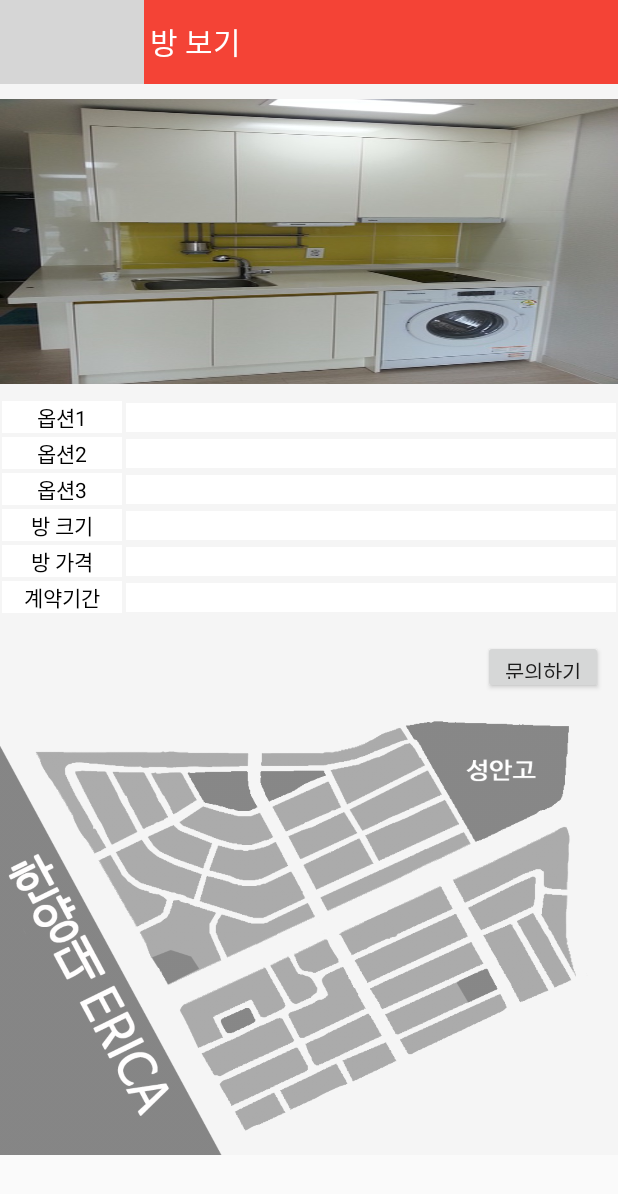
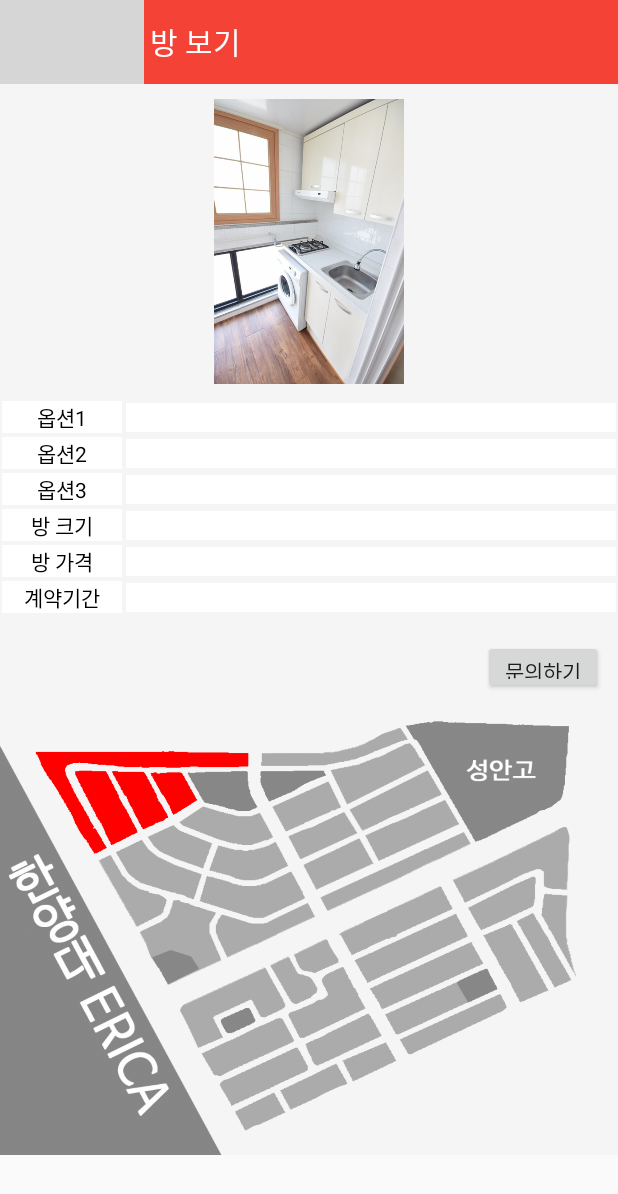
Before and after one commit to Sabang/Palbang, an Android app: the RoomActivity screen opened directly, with no data from a screen before it, on a phone screen of 412 x 824 dp. Shown: the top 1194 px of the screen. Run offline under Robolectric (Android 15) with nearby library versions, the light colour scheme and no system bars; network calls fail; 2 statements that could not run were skipped; grey boxes are pictures that could not be loaded.

Commit message:
youngmin change(RoomActivity)

```diff
--- a/app/src/main/java/com/sabang/sp/RoomActivity.java
+++ b/app/src/main/java/com/sabang/sp/RoomActivity.java
@@ -3,28 +3,36 @@ package com.sabang.sp;
 import android.content.Intent;
 import android.graphics.Color;
 import android.os.Bundle;
+import android.support.v4.view.PagerAdapter;
+import android.support.v4.view.ViewPager;
 import android.support.v7.app.AppCompatActivity;
 import android.support.v7.widget.Toolbar;
-import android.view.Gravity;
 import android.view.MotionEvent;
 import android.view.View;
 import android.view.View.OnClickListener;
-import android.view.animation.AnimationUtils;
+import android.view.ViewGroup;
 import android.widget.Button;
 import android.widget.ImageView;
 import android.widget.TextView;
-import android.widget.Toast;
-import android.widget.ViewFlipper;
 
 import java.io.Serializable;
 
 public class RoomActivity extends AppCompatActivity implements View.OnTouchListener, OnClickListener {
-    ViewFlipper flipper;
     ImageView mapimageview;
     float xAtDown;
     float xAtUp;
     Button listbtn;
-    /** Called when the activity is first created. */
+    int location;
+
+
+    public int[] mRes = new int[] {
+            R.drawable.room1, R.drawable.room2, R.drawable.room3, R.drawable.room4
+
+
+    };
+    /**
+     * Called when the activity is first created.
+     */
     @Override
     public void onCreate(Bundle savedInstanceState) {
         super.onCreate(savedInstanceState);
@@ -32,15 +40,12 @@ public class RoomActivity extends AppCompatActivity implements View.OnTouchListe
         Toolbar toolbar = (Toolbar) findViewById(R.id.toolbar);
         setSupportActionBar(toolbar);
         mapimageview = (ImageView) findViewById(R.id.mapimageview);
-        flipper = (ViewFlipper) findViewById(R.id.viewFlipper);
-        flipper.setOnTouchListener(this);
+
+        ViewPager viewPager = (ViewPager) findViewById(R.id.pager);
+        ImageAdapter adapter2 = new ImageAdapter();
+        viewPager.setAdapter(adapter2);
+
         mapimageview.setScaleType(ImageView.ScaleType.FIT_XY);
-        // ViewFlipper에 동적으로 child view 추가
-        //  TextView tv = new TextView(this)
-        // tv.setText("View 4\nDynamically added");
-        // tv.setTextColor(Color.CYAN);
-        // flipper.addView(tv);
-
 
         toolbar.setNavigationIcon(R.drawable.abc_ic_ab_back_mtrl_am_alpha);
         toolbar.setNavigationOnClickListener(new View.OnClickListener() {
@@ -55,75 +60,72 @@ public class RoomActivity extends AppCompatActivity implements View.OnTouchListe
 
         Serializable temp = (Serializable) intent.getSerializableExtra("roomItem");
 
-        RoomListviewitem room = (RoomListviewitem)temp;
+        RoomListviewitem room = (RoomListviewitem) temp;
 
-        String str = ""+((RoomListviewitem) temp).monthly;
-        Toast toast = Toast.makeText(getApplicationContext(),
-                str, Toast.LENGTH_SHORT);
-        toast.setGravity(Gravity.CENTER, 0, 0);
-        toast.show();
+        location = ((RoomListviewitem) temp).area;
+        String price = "" + ((RoomListviewitem) temp).security+"/"+ ((RoomListviewitem) temp).monthly;
 
-
-        TextView roomPrice = (TextView)findViewById(R.id.room_price);
-        roomPrice.setText(str);
-
-}
+        changeimage(location);
+        TextView roomPrice = (TextView) findViewById(R.id.room_price);
+        roomPrice.setText(price);
+    }
 
     // View.OnTouchListener의 abstract method
     // flipper 터지 이벤트 리스너
+    class ImageAdapter extends PagerAdapter {
+
+        @Override
+        public int getCount() {
+            return mRes.length;
+        }
+
+        @Override
+        public boolean isViewFromObject(View view, Object object) {
+            return view == ((ImageView) object);
+        }
+
+        @Override
+        public Object instantiateItem(ViewGroup container, int position) {
+            ImageView imageView = new ImageView(getApplicationContext());
+            imageView.setImageResource(mRes[position]);
+            ((ViewPager) container).addView(imageView, 0);
+            return imageView;
+        }
+
+        @Override
+        public void destroyItem(ViewGroup container, int position, Object object) {
+            ((ViewPager) container).removeView((ImageView) object);
+        }
+    }
     @Override
     public boolean onTouch(View v, MotionEvent event) {
         // 터치 이벤트가 일어난 뷰가 ViewFlipper가 아니면 return
-        if(v != flipper) return false;
-        if(event.getAction() == MotionEvent.ACTION_DOWN) {
-            xAtDown = event.getX(); // 터치 시작지점 x좌표 저장
-        }
-        else if(event.getAction() == MotionEvent.ACTION_UP){
-            xAtUp = event.getX();   // 터치 끝난지점 x좌표 저장
-            if( xAtUp < xAtDown ) {
-                // 왼쪽 방향 에니메이션 지정
-                flipper.setInAnimation(AnimationUtils.loadAnimation(this,
-                        R.anim.push_left_in));
-                flipper.setOutAnimation(AnimationUtils.loadAnimation(this,
-                        R.anim.push_left_out));
-                // 다음 view 보여줌
-                flipper.showNext();
-            }
-            else if (xAtUp > xAtDown){
-                // 오른쪽 방향 에니메이션 지정
-                flipper.setInAnimation(AnimationUtils.loadAnimation(this,
-                        R.anim.push_right_in));
-                flipper.setOutAnimation(AnimationUtils.loadAnimation(this,
-                        R.anim.push_right_out));
-                // 전 view 보여줌
-                flipper.showPrevious();
-            }
-        }
         return true;
     }
-/*    public void changeimage(){
-            int i = 5;
-            switch(i){
-                case 1:
-                    mapimageview.setImageResource(R.drawable.first_zone_map.png);
-                    break;
-                case 2:
-                    mapimageview.setImageResource(R.drawable.second_zone_map.png);
-                    break;
-                case 3:
-                    mapimageview.setImageResource(R.drawable.third_zone_map.png);
-                    break;
-                case 4:
-                    mapimageview.setImageResource(R.drawable.fourth_zone_map.png);
-                    break;
-                case 5:
-                    mapimageview.setImageResource(R.drawable.fifth_zone_map.png);
-                    break;
-                case 6:
-                    mapimageview.setImageResource(R.drawable.sixth_zone_map.png);
-                    break;
-            }
-        }*/
+
+    public void changeimage(int x) {
+        switch (x) {
+            case 0:
+                mapimageview.setImageResource(R.drawable.first_zone_map);
+                break;
+            case 1:
+                mapimageview.setImageResource(R.drawable.second_zone_map);
+                break;
+            case 2:
+                mapimageview.setImageResource(R.drawable.third_zone_map);
+                break;
+            case 3:
+                mapimageview.setImageResource(R.drawable.fourth_zone_map);
+                break;
+            case 4:
+                mapimageview.setImageResource(R.drawable.fifth_zone_map);
+                break;
+            case 5:
+                mapimageview.setImageResource(R.drawable.sixth_zone_map);
+                break;
+        }
+    }
+
     @Override
     public void onClick(View v) {
         Intent intent = new Intent(this, MainActivity.class);
--- a/app/src/main/res/layout/activity_room.xml
+++ b/app/src/main/res/layout/activity_room.xml
@@ -31,33 +31,12 @@
                 android:layout_gravity="center"
                 android:layout_marginTop="10dp">
 
-                <ViewFlipper
-                    android:id="@+id/viewFlipper"
+                <android.support.v4.view.ViewPager
+                    android:id="@+id/pager"
                     android:layout_width="fill_parent"
                     android:layout_height="fill_parent"
                     android:layout_marginBottom="10dp">
-
-                    <ImageView
-                        android:id="@+id/mapimageview1"
-                        android:layout_width="match_parent"
-                        android:layout_height="match_parent"
-                        android:scaleType="fitXY"
-                        android:src="@drawable/room2" />
-
-                    <ImageView
-                        android:id="@+id/mapimageview2"
-                        android:layout_width="match_parent"
-                        android:layout_height="match_parent"
-                        android:scaleType="fitXY"
-                        android:src="@drawable/map" />
-
-                    <ImageView
-                        android:id="@+id/mapimageview3"
-                        android:layout_width="match_parent"
-                        android:layout_height="match_parent"
-                        android:scaleType="fitXY"
-                        android:src="@drawable/room1" />
-                </ViewFlipper>
+                </android.support.v4.view.ViewPager>
             </LinearLayout>
 
             <LinearLayout
```
